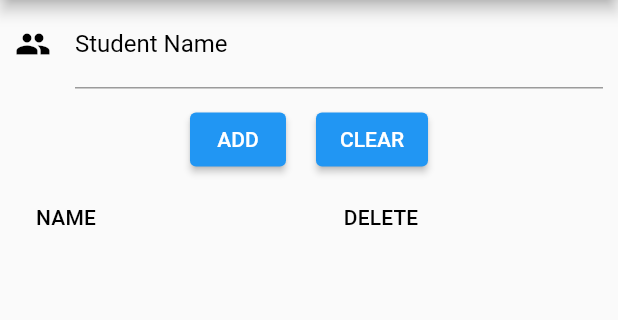
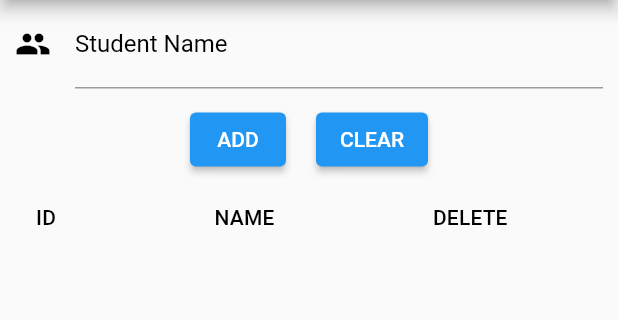
Before and after one commit to YanaLugina/flutter-with-SQFLite, a Flutter app: the screen it shows after launch, after a tap on "CLEAR", on a phone screen of 412 x 824 dp, the part 84-404 px from its top. Run offline on Flutter 3.47's test engine with Material 2 defaults, Android fonts, the phone set to English and light mode, and no system bars; our stand-ins replace sqflite; accounts and stored records are empty.

Commit message:
addStudents: fixed bug with update name student         изменено:      lib/main.dart

```diff
--- a/lib/main.dart
+++ b/lib/main.dart
@@ -74,7 +74,7 @@ class _StudentPageState extends State<StudentPage> {
                         return null;
                       },
                       onSaved: (value) {
-                        _studentName = value;
+                        _studentName = value!.trim();
                       },
                       controller: _studentNameController,
                       decoration: const InputDecoration(
@@ -120,10 +120,9 @@ class _StudentPageState extends State<StudentPage> {
                           _formStateKey.currentState!.save();
                           DBProvider.db.insertStudent(Student(null, _studentName));
                         }
-
+                      }
                       _studentNameController.text = '';
                       updateStudentList();
-                      }
 
                     },
                     child: Text(
@@ -139,10 +138,9 @@ class _StudentPageState extends State<StudentPage> {
                 ElevatedButton(
                   onPressed: () {
                     _studentNameController.text = '';
-
                     setState(() {
                       isUpdate = false;
-                      // studentIdForUpdate = null;
+                      studentIdForUpdate = 0;
                     });
                   },
                   child: Text(
@@ -185,6 +183,7 @@ class _StudentPageState extends State<StudentPage> {
         width: MediaQuery.of(context).size.width,
         child: DataTable(
           columns: const <DataColumn>[
+            DataColumn(label: Text('ID')),
             DataColumn(label: Text('NAME')),
             DataColumn(label: Text('DELETE'))
           ],
@@ -192,6 +191,10 @@ class _StudentPageState extends State<StudentPage> {
               students.length,
               (int index) => DataRow(
                   cells: <DataCell>[
+                    DataCell(
+                      Text('${students[index].id!}'),
+                      onTap: () {},
+                    ),
                     DataCell(
                       Text(students[index].name!),
                       onTap: () {
```
Lines whose indentation alone changed are shown as unchanged.
